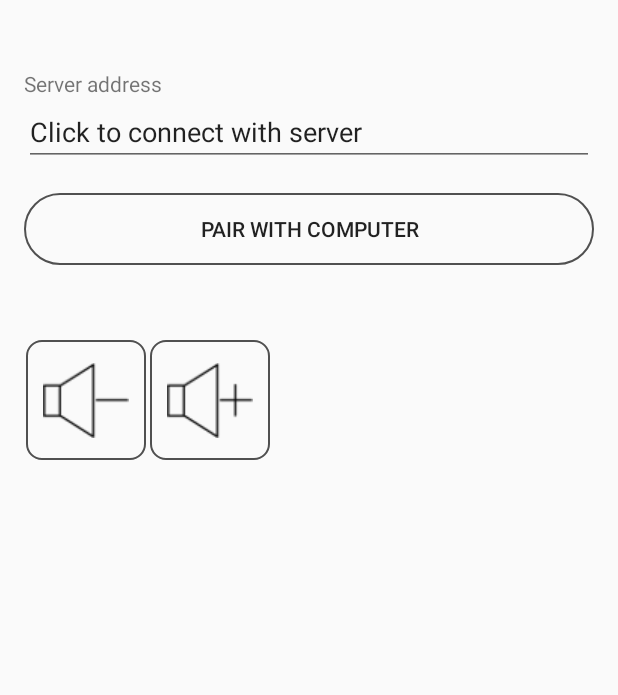
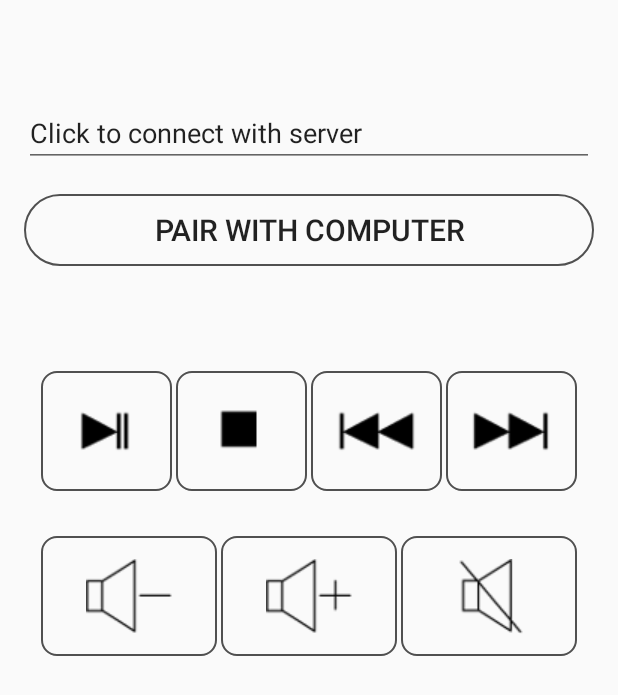
Before and after one commit to swiecakm/PHControllClient, an Android app: the screen it shows after launch (MainActivity), on a phone screen of 412 x 824 dp. Shown: the top 695 px of the screen. Run offline under Robolectric (Android 15) with nearby library versions, the phone set to English and light mode, and no system bars.

Commit message:
all media buttons added to UI

```diff
--- a/app/src/main/res/layout/activity_main.xml
+++ b/app/src/main/res/layout/activity_main.xml
@@ -1,7 +1,7 @@
 <?xml version="1.0" encoding="utf-8"?>
 <RelativeLayout
         xmlns:android="http://schemas.android.com/apk/res/android"
-        xmlns:app="http://schemas.android.com/apk/res-auto" xmlns:tools="http://schemas.android.com/tools"
+        xmlns:tools="http://schemas.android.com/tools"
         android:id="@+id/activity_main"
         android:layout_width="match_parent"
         android:layout_height="match_parent"
@@ -11,19 +11,12 @@
         android:paddingBottom="@dimen/activity_vertical_margin"
         tools:context="phcontroll.com.phcontrollclient.MainActivity">
 
-    <TextView
-            android:id="@+id/textView1"
-            android:layout_width="wrap_content"
-            android:layout_height="wrap_content"
-            android:text="@string/server_ip_label" android:layout_alignParentTop="true"
-            android:layout_alignParentStart="true"
-            android:layout_marginTop="30dp"/>
     <EditText
             android:id="@+id/serverAddressText"
             android:layout_width="wrap_content"
             android:layout_height="wrap_content"
-            android:layout_alignLeft="@+id/textView1"
-            android:layout_below="@+id/textView1"
+            android:layout_alignParentStart="true"
+            android:layout_marginTop="50dp"
             android:clickable="false"
             android:ems="10"
             android:focusable="false"
@@ -42,33 +35,98 @@
             android:layout_below="@+id/serverAddressText"
             android:layout_marginTop="18dp"
             android:onClick="onConnectButtonClick"
-            android:text="PAIR WITH COMPUTER" />
+            android:text="PAIR WITH COMPUTER"
+            android:textSize="20dp"/>
 
+    <LinearLayout
+            android:id="@+id/mediaGridLayout"
+            android:layout_width="fill_parent"
+            android:layout_height="wrap_content"
+            android:layout_marginTop="70dp"
+            android:layout_marginRight="10dp"
+            android:layout_marginLeft="10dp"
+            android:layout_below="@+id/connectButton">
+        <ImageButton
+                android:layout_width="0dp"
+                android:layout_height="80dp"
+                android:layout_weight="0.5"
+                android:src="@drawable/play_pause"
+                android:scaleType="centerInside"
+                android:background="@drawable/media_button_shape"
+                android:id="@+id/playPauseButton"
+                android:layout_marginLeft="1dp"
+                android:layout_marginRight="1dp"/>
+        <ImageButton
+                android:layout_width="0dp"
+                android:layout_height="80dp"
+                android:layout_weight="0.5"
+                android:src="@drawable/stop"
+                android:scaleType="centerInside"
+                android:background="@drawable/media_button_shape"
+                android:id="@+id/stopButton"
+                android:layout_marginLeft="1dp"
+                android:layout_marginRight="1dp"/>
+        <ImageButton
+                android:layout_width="0dp"
+                android:layout_height="80dp"
+                android:layout_weight="0.5"
+                android:src="@drawable/previous"
+                android:scaleType="centerInside"
+                android:background="@drawable/media_button_shape"
+                android:id="@+id/previousButton"
+                android:layout_marginLeft="1dp"
+                android:layout_marginRight="1dp"/>
+        <ImageButton
+                android:layout_width="0dp"
+                android:layout_height="80dp"
+                android:layout_weight="0.5"
+                android:src="@drawable/next"
+                android:scaleType="centerInside"
+                android:background="@drawable/media_button_shape"
+                android:id="@+id/nextButton"
+                android:layout_marginLeft="1dp"
+                android:layout_marginRight="1dp"/>
+    </LinearLayout>
 
-    <GridLayout
-            android:layout_width="match_parent"
-            android:layout_height="match_parent" android:layout_below="@+id/connectButton"
-            android:layout_alignParentStart="true" android:layout_marginTop="50dp">
+    <LinearLayout
+            android:id="@+id/volumeGridLayout"
+            android:layout_width="fill_parent"
+            android:layout_height="wrap_content"
+            android:layout_marginTop="30dp"
+            android:layout_marginRight="10dp"
+            android:layout_marginLeft="10dp"
+            android:layout_below="@+id/mediaGridLayout">
         <ImageButton
-                android:layout_width="80dp"
+                android:layout_width="0dp"
                 android:layout_height="80dp"
+                android:layout_weight="0.5"
                 android:src="@drawable/vol_down"
+                android:scaleType="centerInside"
                 android:background="@drawable/media_button_shape"
                 android:id="@+id/volDownButton"
-                android:layout_alignParentStart="true"
                 android:layout_marginLeft="1dp"
                 android:layout_marginRight="1dp"
                 android:onClick="onVolDownButtonClick"/>
         <ImageButton
-                android:layout_width="80dp"
+                android:layout_width="0dp"
                 android:layout_height="80dp"
+                android:layout_weight="0.5"
                 android:src="@drawable/vol_up"
+                android:scaleType="centerInside"
                 android:background="@drawable/media_button_shape"
                 android:id="@+id/volUpButton"
-                android:layout_alignParentStart="true"
                 android:layout_marginLeft="1dp"
                 android:layout_marginRight="1dp"
                 android:onClick="onVolUpButtonClick"/>
-    </GridLayout>
-
+        <ImageButton
+                android:layout_width="0dp"
+                android:layout_height="80dp"
+                android:layout_weight="0.5"
+                android:src="@drawable/mute"
+                android:scaleType="centerInside"
+                android:background="@drawable/media_button_shape"
+                android:id="@+id/muteButton"
+                android:layout_marginLeft="1dp"
+                android:layout_marginRight="1dp"/>
+    </LinearLayout>
 </RelativeLayout>
```
Also changed, not shown: app/src/main/res/drawable/mute.png (added), app/src/main/res/drawable/next.png (added), app/src/main/res/drawable/play_pause.png (added), app/src/main/res/drawable/previous.png (added), app/src/main/res/drawable/stop.png (added), app/src/main/res/drawable/vol_down.png, app/src/main/res/drawable/vol_up.png.
